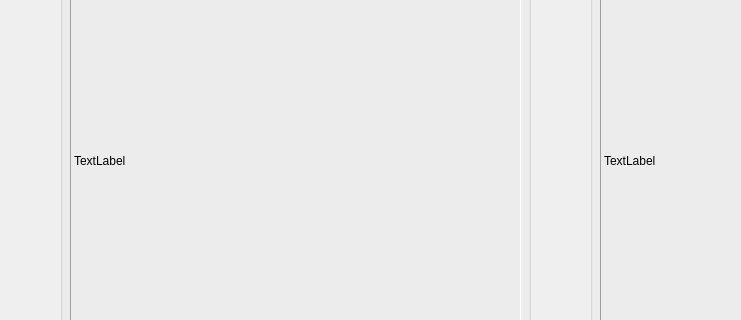
Before: the Qt Designer form src/ui/main.ui in naufal-dean/Stegosolver, drawn with Qt 5; both pictures show x 0 to 741 and y 130 to 450 of the 1121 by 680 pixel window.
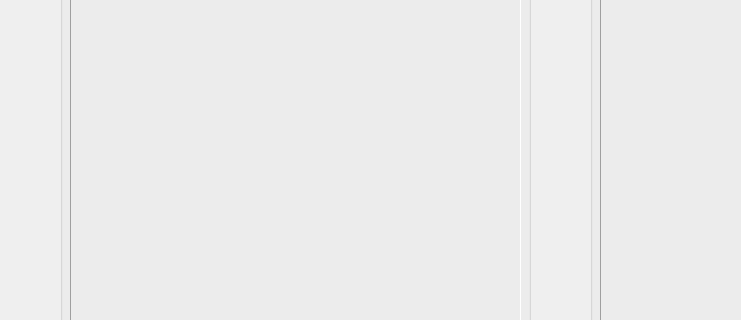
After: the same form once the commit is applied. The open tabs and pages were chosen to show the change.

What changed in the file:
```diff
--- a/src/ui/main.ui
+++ b/src/ui/main.ui
@@ -210,7 +210,7 @@
         <enum>QFrame::Sunken</enum>
        </property>
        <property name="text">
-        <string>TextLabel</string>
+        <string/>
        </property>
       </widget>
      </widget>
@@ -267,7 +267,7 @@
         <enum>QFrame::Sunken</enum>
        </property>
        <property name="text">
-        <string>TextLabel</string>
+        <string/>
        </property>
       </widget>
      </widget>
```
Left out of the diff: 10 changed lines with no effect on the pictures.
